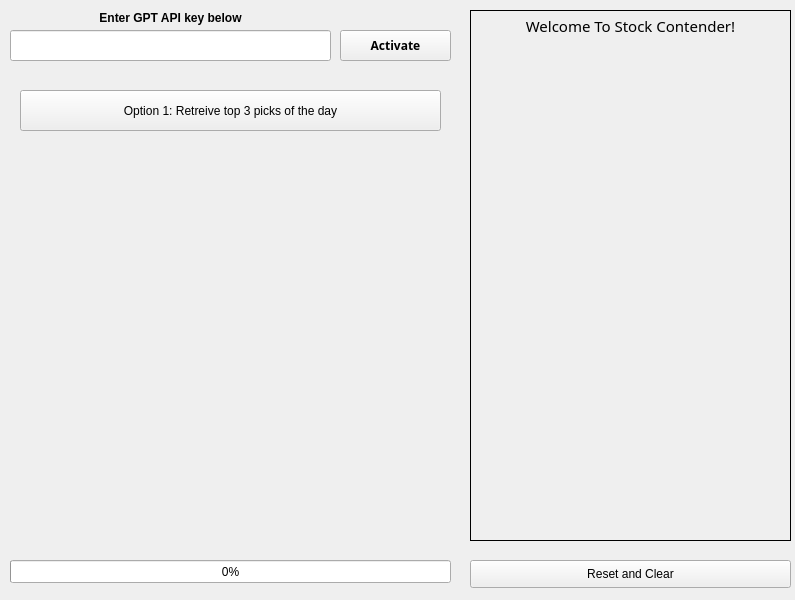
Before: the Qt Designer form v1.0.0/src/packages/frontend/main.ui in TheTallProgrammer/Stock-Contender-App, drawn with Qt 5.
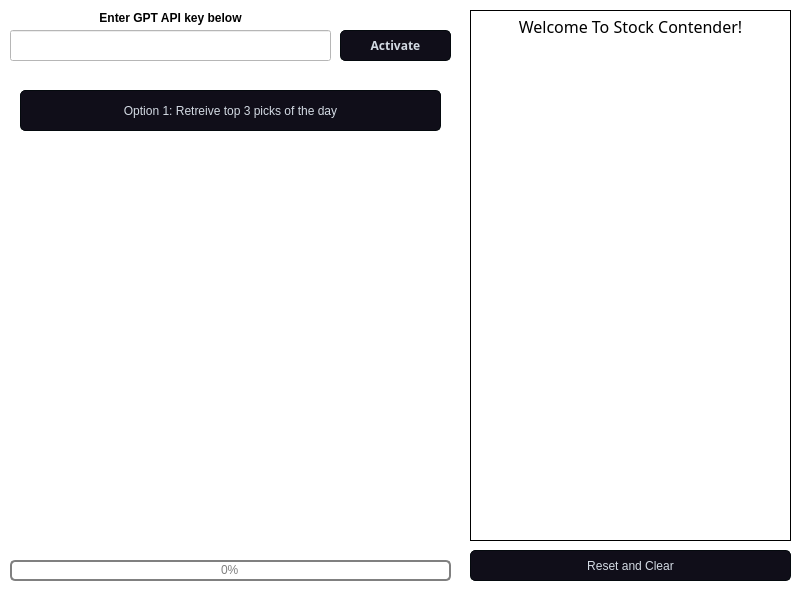
After: the same form once the commit is applied. Icons and pictures are not drawn.

The edit to the form file:
```diff
--- a/v1.0.0/src/packages/frontend/main.ui
+++ b/v1.0.0/src/packages/frontend/main.ui
@@ -17,6 +17,60 @@
    <iconset resource="resources/resources.qrc">
     <normaloff>:/app_icon/icons/app_icon.svg</normaloff>:/app_icon/icons/app_icon.svg</iconset>
   </property>
+  <property name="styleSheet">
+   <string notr="true">*{
+    background-color: #FFFFFF;  /* Global application background color is pure white */
+}
+
+QPushButton{
+    border-style: solid;
+    border-color: #050a0e;
+    border-width: 1px;
+    border-radius: 5px;
+    color: #d3dae3;
+    padding: 2px;
+    background-color: #100E19;
+}
+
+QPushButton::default{
+    border-style: solid;
+    border-color: #050a0e;
+    border-width: 1px;
+    border-radius: 5px;
+    color: #000000;  /* Default button text color is black */
+    padding: 2px;
+    background-color: #FFFFFF;  /* Default button background color is white */
+}
+
+QPushButton:hover {
+    border: 2px solid #000000;
+    border-radius: 5px;
+    background-color: #F0F0F0;  /* Slightly darker background color when hovered */
+    color: #000000;
+    text-align: center;
+    padding: 5px;
+}
+
+QPushButton:pressed{
+    border-width: 2px;
+    border-color: #000000;
+    border-radius: 5px;
+    background-color: #E5E5E5;  /* Even darker background color when pressed */
+    color: #000000;
+}
+
+QProgressBar{
+    border: 2px solid grey;
+    border-radius: 5px;
+    text-align: center;
+    color: grey;
+}
+
+QProgressBar::chunk {
+    background-color: black;
+}
+</string>
+  </property>
   <property name="iconSize">
    <size>
     <width>256</width>
@@ -113,7 +167,7 @@
      <property name="font">
       <font>
        <family>Yu Gothic Medium</family>
-       <pointsize>11</pointsize>
+       <pointsize>12</pointsize>
       </font>
      </property>
      <property name="layoutDirection">
@@ -145,9 +199,9 @@
      <property name="geometry">
       <rect>
        <x>10</x>
-       <y>560</y>
+       <y>550</y>
        <width>321</width>
-       <height>28</height>
+       <height>31</height>
       </rect>
      </property>
      <property name="text">
@@ -193,7 +247,7 @@
        <x>10</x>
        <y>20</y>
        <width>441</width>
-       <height>23</height>
+       <height>21</height>
       </rect>
      </property>
      <property name="value">
```
